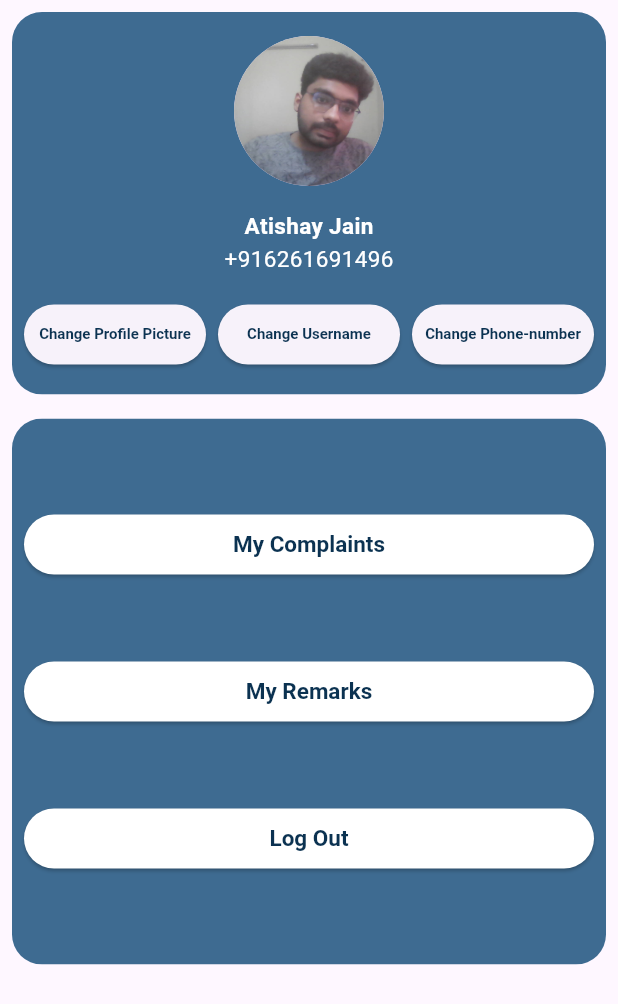
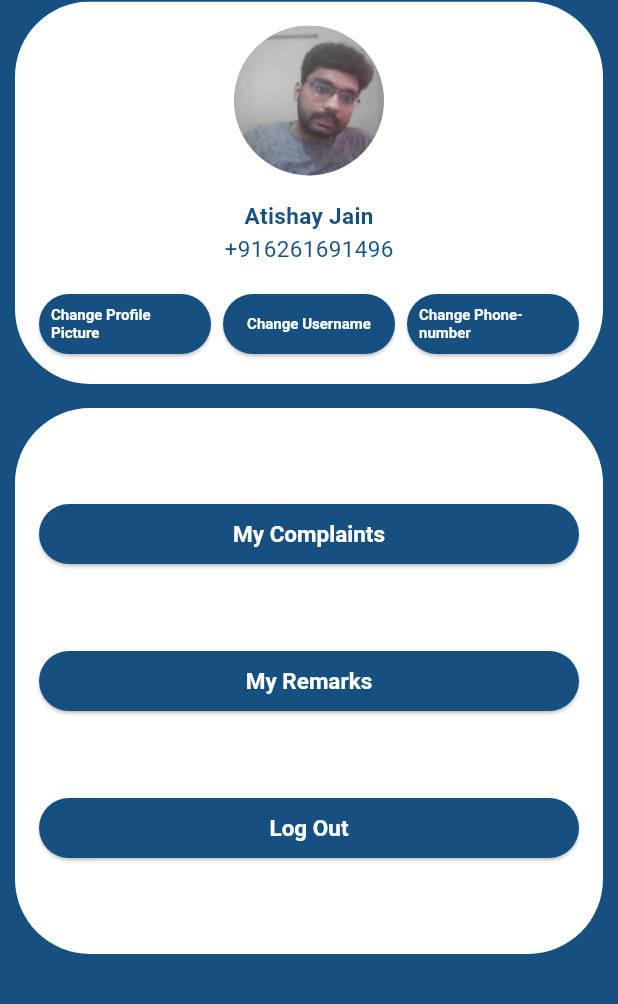
Before and after one commit to ShashwatGupta2001/JalJeevanMission, a Flutter app: the ProfilePage screen opened directly, on a phone screen of 412 x 824 dp. Shown: the top 1004 px of the screen. Run offline on Flutter 3.47's test engine with Material 3 defaults, Android fonts, the phone set to English and light mode, and no system bars; our stand-ins replace animated_splash_screen, file_picker, fl_chart, flutter_map, geolocator, image_picker and 3 more; missing offline and left inert: dart:html, flutter_map_cancellable_tile_provider; network calls fail; project files that could hold a hidden picture were left out; key blocks and very long unbroken strings in the code were emptied for the run.

Commit message:
Your commit message

```diff
--- a/lib/Profile.dart
+++ b/lib/Profile.dart
@@ -44,17 +44,19 @@ class _ProfilePageState extends State<ProfilePage> {
     //   ),
     //   backgroundColor: Color(0xff024c89),
     // ),
-    body: Center(
+    body: Container(
+      color:Color.fromARGB(255, 21, 80, 129) ,
       child: Padding(
-        padding: const EdgeInsets.symmetric(horizontal: 8.0, vertical: 8.0),
+        padding: const EdgeInsets.symmetric(horizontal: 10, vertical: 1),
+
         child: Column(
           children: [
             // 1st ClipRRect box with profile details and buttons
             ClipRRect(
-              borderRadius: BorderRadius.circular(20.0),
+              borderRadius: BorderRadius.circular(50.0),
               child: Container(
-                color: Color(0xff3e6b91),
-                padding: const EdgeInsets.symmetric(horizontal: 8.0, vertical: 16.0),
+                color: Colors.white,
+                padding: const EdgeInsets.symmetric(horizontal: 16, vertical: 16.0),
                 child: Column(
                   children: [
                     CircleAvatar(
@@ -67,7 +69,7 @@ class _ProfilePageState extends State<ProfilePage> {
                       style: TextStyle(
                         fontSize: 15,
                         fontWeight: FontWeight.bold,
-                        color: Colors.white,
+                        color: Color.fromARGB(255, 21, 80, 129),
                       ),
                     ),
                     SizedBox(height: 1),
@@ -75,7 +77,7 @@ class _ProfilePageState extends State<ProfilePage> {
                       phonenumber,
                       style: TextStyle(
                         fontSize: 15,
-                        color: Colors.white,
+                        color: Color.fromARGB(255, 21, 80, 129),
                       ),
                     ),
                     SizedBox(height: 16),
@@ -91,13 +93,14 @@ class _ProfilePageState extends State<ProfilePage> {
                               padding: EdgeInsets.symmetric(horizontal: 8.0, vertical: 8.0),
                               minimumSize: Size(0, 40),
                               textStyle: TextStyle(fontSize: 10),
+                              backgroundColor: Color.fromARGB(255, 21, 80, 129),
                             ),
                             child: Text(
                               'Change Profile Picture',
                               style: TextStyle(
                                 fontSize: 10,
                                 fontWeight: FontWeight.bold,
-                                color: Color(0xff0b3251),
+                                color: Color.fromARGB(255, 255, 255, 255),
                               ),
                             ),
                           ),
@@ -112,13 +115,14 @@ class _ProfilePageState extends State<ProfilePage> {
                               padding: EdgeInsets.symmetric(horizontal: 8.0, vertical: 8.0),
                               minimumSize: Size(0, 40),
                               textStyle: TextStyle(fontSize: 10),
+                              backgroundColor: Color.fromARGB(255, 21, 80, 129),
                             ),
                             child: Text(
                               'Change Username',
                               style: TextStyle(
                                 fontSize: 10,
                                 fontWeight: FontWeight.bold,
-                                color: Color(0xff0b3251),
+                                color: Color.fromARGB(255, 255, 255, 255),
                               ),
                             ),
                           ),
@@ -133,13 +137,14 @@ class _ProfilePageState extends State<ProfilePage> {
                               padding: EdgeInsets.symmetric(horizontal: 8.0, vertical: 8.0),
                               minimumSize: Size(0, 40),
                               textStyle: TextStyle(fontSize: 10),
+                              backgroundColor: Color.fromARGB(255, 21, 80, 129),
                             ),
                             child: Text(
                               'Change Phone-number',
                               style: TextStyle(
                                 fontSize: 10,
                                 fontWeight: FontWeight.bold,
-                                color: Color(0xff0b3251),
+                                color: Color.fromARGB(255, 248, 248, 249),
                               ),
                             ),
                           ),
@@ -153,10 +158,10 @@ class _ProfilePageState extends State<ProfilePage> {
             SizedBox(height: 16), // Add spacing between the two boxes
             // 2nd ClipRRect box with three buttons
             ClipRRect(
-              borderRadius: BorderRadius.circular(20.0),
+              borderRadius: BorderRadius.circular(50.0),
               child: Container(
-                color: Color(0xff3e6b91),
-                padding: const EdgeInsets.symmetric(horizontal: 8.0, vertical: 60.0),
+                color: Colors.white,
+                padding: const EdgeInsets.symmetric(horizontal: 16.0, vertical: 60.0),
                 child: Column(
                   children: [
                     ElevatedButton(
@@ -167,7 +172,7 @@ class _ProfilePageState extends State<ProfilePage> {
                           ); // Handle My Complaints action
                       },
                       style: ElevatedButton.styleFrom(
-                        backgroundColor: Colors.white, // Set button color to white
+                        backgroundColor: Color.fromARGB(255, 21, 80, 129), // Set button color to white
                         padding: EdgeInsets.symmetric(horizontal: 30.0, vertical: 8.0),
                         minimumSize: Size(double.infinity, 40), // Make button full-width
                         textStyle: TextStyle(fontSize: 15),
@@ -177,7 +182,7 @@ class _ProfilePageState extends State<ProfilePage> {
                         style: TextStyle(
                           fontSize: 15,
                           fontWeight: FontWeight.bold,
-                          color: Color(0xff0b3251), // Set text color to blue
+                          color: Color.fromARGB(255, 255, 255, 255), // Set text color to blue
                         ),
                       ),
                     ),
@@ -190,7 +195,7 @@ class _ProfilePageState extends State<ProfilePage> {
                           );// Handle My Remarks action
                       },
                       style: ElevatedButton.styleFrom(
-                        backgroundColor: Colors.white, // Set button color to white
+                        backgroundColor: Color.fromARGB(255, 21, 80, 129), // Set button color to white
                         padding: EdgeInsets.symmetric(horizontal: 30.0, vertical: 8.0),
                         minimumSize: Size(double.infinity, 40), // Make button full-width
                         textStyle: TextStyle(fontSize: 15),
@@ -200,7 +205,7 @@ class _ProfilePageState extends State<ProfilePage> {
                         style: TextStyle(
                           fontSize: 15,
                           fontWeight: FontWeight.bold,
-                          color: Color(0xff0b3251), // Set text color to blue
+                          color: Color.fromARGB(255, 255, 255, 255), // Set text color to blue
                         ),
                       ),
                     ),
@@ -210,7 +215,7 @@ class _ProfilePageState extends State<ProfilePage> {
                        // Handle Log Out action
                       },
                       style: ElevatedButton.styleFrom(
-                        backgroundColor: Colors.white, // Set button color to white
+                        backgroundColor: Color.fromARGB(255, 21, 80, 129), // Set button color to white
                         padding: EdgeInsets.symmetric(horizontal: 30.0, vertical: 8.0),
                         minimumSize: Size(double.infinity, 40), // Make button full-width
                         textStyle: TextStyle(fontSize: 15),
@@ -220,7 +225,7 @@ class _ProfilePageState extends State<ProfilePage> {
                         style: TextStyle(
                           fontSize: 15,
                           fontWeight: FontWeight.bold,
-                          color: Color(0xff0b3251), // Set text color to blue
+                          color: Color.fromARGB(255, 255, 255, 255), // Set text color to blue
                         ),
                       ),
                     ),
--- a/lib/map_user.dart
+++ b/lib/map_user.dart
@@ -44,8 +44,7 @@ class MapUserState extends State<MapUserPage> {
   @override
   Widget build(BuildContext context) {
     return Scaffold(
-      appBar: AppBar(title: const Text('Map')),
-      drawer: const MenuDrawer('/admin_dashboard'),
+
       body: Stack(
         children: [
           FlutterMap(
--- a/lib/models/progress.dart
+++ b/lib/models/progress.dart
@@ -28,7 +28,7 @@ class ComplaintProgress extends StatelessWidget {
                     height: 40,
                     decoration: BoxDecoration(
                       shape: BoxShape.circle,
-                      color: index <= currentStage ? Colors.blue : Colors.grey,
+                      color: index <= currentStage ? Color.fromARGB(255, 21, 80, 129) : Colors.grey,
                     ),
                     child: Center(
                       child: Text(
@@ -62,7 +62,7 @@ class ComplaintProgress extends StatelessWidget {
                   Expanded(
                     child: Container(
                       height: 2,
-                      color: index < currentStage ? Colors.blue : Colors.grey,
+                      color: index < currentStage ? Color.fromARGB(255, 21, 80, 129) : Colors.grey,
                     ),
                   ),
                   Container(
--- a/lib/screens/my_complaints.dart
+++ b/lib/screens/my_complaints.dart
@@ -91,6 +91,7 @@ class _MyComplaintsState extends State<MyComplaints> {
   @override
   Widget build(BuildContext context) {
     return Scaffold(
+      backgroundColor: Color.fromARGB(255, 21, 80, 129),
       appBar: AppBar(
         title: Text('My Complaints', style: TextStyle(fontSize: 24, fontWeight: FontWeight.bold)),
         centerTitle: true,
--- a/lib/screens/my_remarks.dart
+++ b/lib/screens/my_remarks.dart
@@ -93,6 +93,7 @@ class _MyRemarksState extends State<MyRemarks> {
   @override
   Widget build(BuildContext context) {
     return Scaffold(
+      backgroundColor: Color.fromARGB(255, 21, 80, 129),
       appBar: AppBar(
         title: Text('My Remarks', style: TextStyle(fontSize: 24, fontWeight: FontWeight.bold)),
         centerTitle: true,
--- a/lib/screens/remarks_dialog.dart
+++ b/lib/screens/remarks_dialog.dart
@@ -11,7 +11,7 @@ class _RemarksDialogState extends State<RemarksDialog> {
   final _formKey = GlobalKey<FormState>();
   final _remarksController = TextEditingController();
 
-  void _submitRemarks() {
+  void _submitRemarks(val) {
     if (_formKey.currentState!.validate()) {
       // Handle the remarks submission logic here
 
@@ -26,6 +26,7 @@ class _RemarksDialogState extends State<RemarksDialog> {
       ScaffoldMessenger.of(context).showSnackBar(
         SnackBar(content: Text('Please enter your remarks')),
       );
+
     }
   }
 
@@ -62,7 +63,7 @@ class _RemarksDialogState extends State<RemarksDialog> {
           child: Text('Cancel'),
         ),
         ElevatedButton(
-          onPressed: _submitRemarks,
+          onPressed: () => _submitRemarks(_remarksController),
           child: Text('Submit Remark'),
         ),
       ],
```
Also changed, not shown: lib/analytics.dart (added, +118 -0 lines), lib/models/complaint_card.dart (+8 -7 lines), lib/navigator.dart (+46 -16 lines), lib/screens/nearby_complaints_screen.dart (+6 -6 lines), pubspec.yaml (+7 -0 lines), assets/3.jpg (added), assets/4.jpg (added), assets/5.webp (added), assets/6.jpg (added), assets/8.png (added), assets/icons/drops.jpg (added), assets/icons/iitk.jpg (added).
